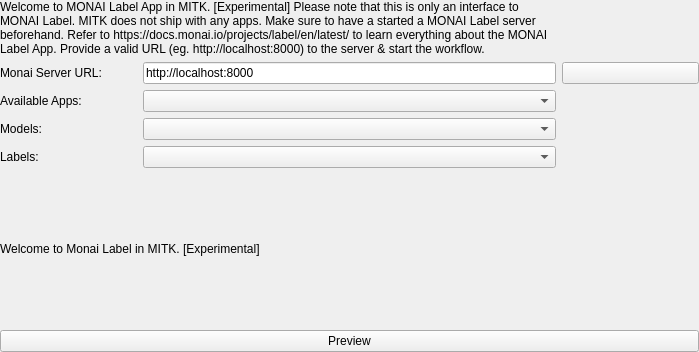
Old version of the form Modules/SegmentationUI/Qmitk/QmitkMonaiLabelToolGUIControls.ui in the repository MITK/MITK.
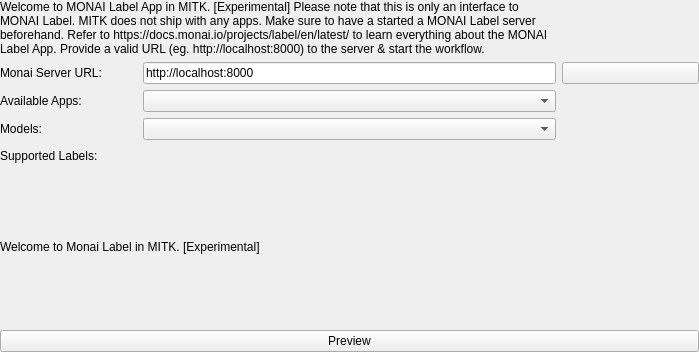
New version of the form. Custom widgets are drawn as their Qt base class.

Commit message: Monailabel UI: Supported labels will be shown as text instead of a combobox

The edit to the form file:
```diff
--- a/Modules/SegmentationUI/Qmitk/QmitkMonaiLabelToolGUIControls.ui
+++ b/Modules/SegmentationUI/Qmitk/QmitkMonaiLabelToolGUIControls.ui
@@ -132,12 +132,25 @@
 		</sizepolicy>
 	   </property>
 	   <property name="text">
-		<string>Labels:</string>
+        <string>Supported Labels:</string>
 	   </property>
 	  </widget>
 	 </item>
 	 <item row="4" column="1" colspan="3">
-	  <widget class="ctkComboBox" name="labelBox"/>
+      <widget class="QLabel" name="labelListLabel">
+       <property name="sizePolicy">
+        <sizepolicy hsizetype="Preferred" vsizetype="Preferred">
+         <horstretch>0</horstretch>
+         <verstretch>0</verstretch>
+        </sizepolicy>
+       </property>
+       <property name="textFormat">
+        <enum>Qt::RichText</enum>
+       </property>
+       <property name="wordWrap">
+        <bool>true</bool>
+       </property>
+      </widget>
 	 </item>
     </layout>
    </item>
@@ -150,7 +163,7 @@
       </sizepolicy>
      </property>
      <property name="text">
-      <string>&lt;html&gt;&lt;head/&gt;&lt;body&gt;&lt;p&gt;Welcome to Monai Label in MITK. [Experimental]</string>
+      <string>&lt;html&gt;&lt;head/&gt;&lt;body&gt;&lt;p&gt;Welcome to Monai Label in MITK. [Experimental]&lt;/p&gt;&lt;/body&gt;&lt;/html&gt;</string>
      </property>
      <property name="textFormat">
       <enum>Qt::RichText</enum>
```
Left out of the diff: 4 changed lines with no effect on the pictures. Lines whose indentation alone changed are shown as unchanged. The commit also changes 2 other files.
